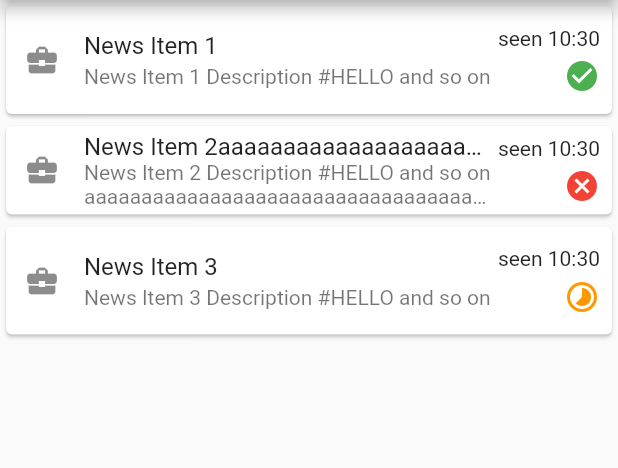
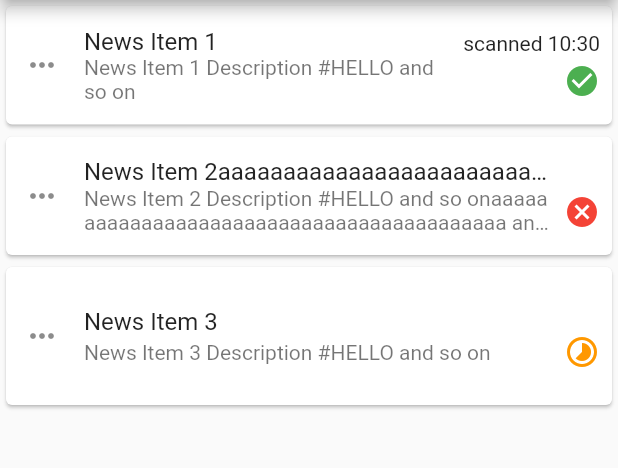
Before and after one commit to malthee/StoreNews.App, a Flutter app: the screen it shows after launch, on a phone screen of 412 x 824 dp, the part 84-552 px from its top. Run offline on Flutter 3.47's test engine with Material 2 defaults, Android fonts, the phone set to English and light mode, and no system bars; our stand-ins replace get_it, i18n_extension.

Commit message:
List renamed, scannedAt added

```diff
--- a/storenews/lib/domain/news_item.dart
+++ b/storenews/lib/domain/news_item.dart
@@ -7,6 +7,8 @@ class NewsItem {
   final DateTime lastChanged;
   final DateTime? expires;
   final String? detailImageId;
+  DateTime? scannedAt;
+  bool read = false;
 
   NewsItem({
     required this.id,
--- a/storenews/lib/ui/pages/news_overview.dart
+++ b/storenews/lib/ui/pages/news_overview.dart
@@ -4,7 +4,7 @@ import 'package:flutter/material.dart';
 import 'package:i18n_extension/default.i18n.dart';
 import 'package:storenews/domain/news_item.dart';
 import 'package:storenews/ui/widgets/bt_settings_button.dart';
-import 'package:storenews/ui/widgets/news_item_stepper.dart';
+import 'package:storenews/ui/widgets/news_item_list.dart';
 
 class NewsOverview extends StatelessWidget {
   NewsOverview({super.key});
@@ -16,7 +16,7 @@ class NewsOverview extends StatelessWidget {
         lastChanged: DateTime.now(),
         companyNumber: 1,
         storeNumber: 1,
-        id: '1'),
+        id: '1')..scannedAt = DateTime.now(),
     NewsItem(
         name: 'News Item 2aaaaaaaaaaaaaaaaaaaaaaaaaaaaaaaaaaaaa',
         markdownContent:
@@ -46,7 +46,7 @@ class NewsOverview extends StatelessWidget {
       ),
       body: Visibility(
           visible: newsItems.isEmpty,
-          replacement: NewsItemStepper(newsItems: newsItems),
+          replacement: NewsItemList(newsItems: newsItems),
           child: _noNewsFound(context)),
     );
   }
--- a/storenews/lib/ui/widgets/news_item_stepper.dart
+++ b/storenews/lib/ui/widgets/news_item_list.dart
@@ -6,10 +6,10 @@ import 'package:storenews/util/dynamic_datetime_format.dart';
 
 import '../pages/news_detail.dart';
 
-class NewsItemStepper extends StatelessWidget {
+class NewsItemList extends StatelessWidget {
   final List<NewsItem> newsItems;
 
-  const NewsItemStepper({super.key, required this.newsItems});
+  const NewsItemList({super.key, required this.newsItems});
 
   @override
   Widget build(BuildContext context) {
@@ -21,16 +21,17 @@ class NewsItemStepper extends StatelessWidget {
         return Card(
           key: ValueKey('$newsItem.id_listItem'),
           child: ListTile(
-            contentPadding: const EdgeInsets.only(right: 8.0),
+            contentPadding:
+                const EdgeInsets.only(right: 8.0, top: 10.0, bottom: 10.0),
             horizontalTitleGap: 4.0,
             titleAlignment: ListTileTitleAlignment.center,
-            onTap: () => _itemTapped(context, index),
+            onTap: () => _itemTapped(context, newsItem),
             leading: _leadingIcon(context),
-            title: Text(newsItems[index].name,
+            title: Text(newsItem.name,
                 maxLines: 1, overflow: TextOverflow.ellipsis),
-            subtitle: Text(newsItems[index].markdownContent,
+            subtitle: Text(newsItem.markdownContent,
                 maxLines: 2, overflow: TextOverflow.ellipsis),
-            trailing: _seenExpiresInfo(index),
+            trailing: _seenExpiresInfo(newsItem),
           ),
         );
       },
@@ -38,33 +39,35 @@ class NewsItemStepper extends StatelessWidget {
   }
 
   IconButton _leadingIcon(BuildContext context) {
-    // TODO add link to store
     return IconButton(
       icon: Container(
           decoration: BoxDecoration(
               borderRadius: BorderRadius.circular(50.0),
               color: Theme.of(context).colorScheme.surface),
-          child: const Icon(Icons.business_center)),
-      onPressed: () {},
+          child: const Icon(Icons.more_horiz_rounded)),
+      onPressed: () {}, // TODO add link to store
     );
   }
 
-  Column _seenExpiresInfo(int index) {
+  Column _seenExpiresInfo(NewsItem newsItem) {
     return Column(
       mainAxisAlignment: MainAxisAlignment.spaceEvenly,
       crossAxisAlignment: CrossAxisAlignment.end,
       children: [
-        Text('seen %s'
-            .i18n
-            // TODO change to seen from bluetooth
-            .fill([formatDateTimeDynamically(newsItems[index].lastChanged)])),
-        NewsItemExpiredIcon(newsItem: newsItems[index]),
+        if (newsItem.scannedAt != null)
+          Text('scanned %s'
+              .i18n
+              .fill([formatDateTimeDynamically(newsItem.scannedAt!)]))
+        else
+          const Text(''), // Same height as scannedAt text
+        NewsItemExpiredIcon(newsItem: newsItem),
       ],
     );
   }
 
-  void _itemTapped(BuildContext context, int index) {
+  void _itemTapped(BuildContext context, NewsItem newsItem) {
     Navigator.of(context).push(MaterialPageRoute(
-        builder: (context) => NewsDetail(newsItem: newsItems[index])));
+        builder: (context) => NewsDetail(
+            key: ValueKey('$newsItem.id_detail'), newsItem: newsItem)));
   }
 }
```
